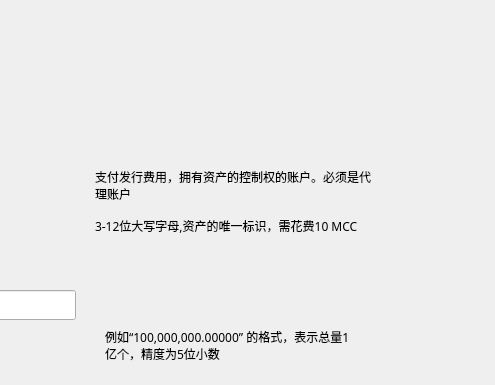
This is dialog/createassetdialog.ui in realm520/usewallet-qt as Qt 5 draws it before an edit; both pictures show x 465 to 960 and y 0 to 385 of the 960 by 580 pixel window. The edited form follows.
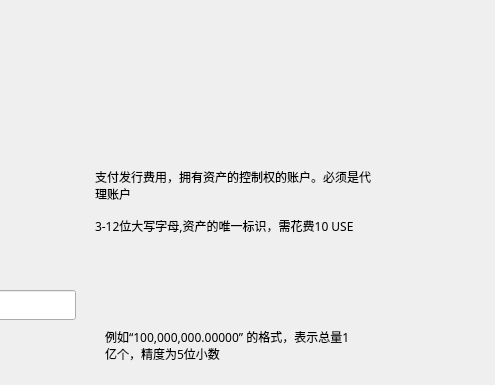
This is the edited form.

Diff of the .ui file:
```diff
--- a/dialog/createassetdialog.ui
+++ b/dialog/createassetdialog.ui
@@ -354,7 +354,7 @@
       </rect>
      </property>
      <property name="text">
-      <string>3-12位大写字母,资产的唯一标识，需花费10 MCC</string>
+      <string>3-12位大写字母,资产的唯一标识，需花费10 USE</string>
      </property>
      <property name="scaledContents">
       <bool>false</bool>
```
